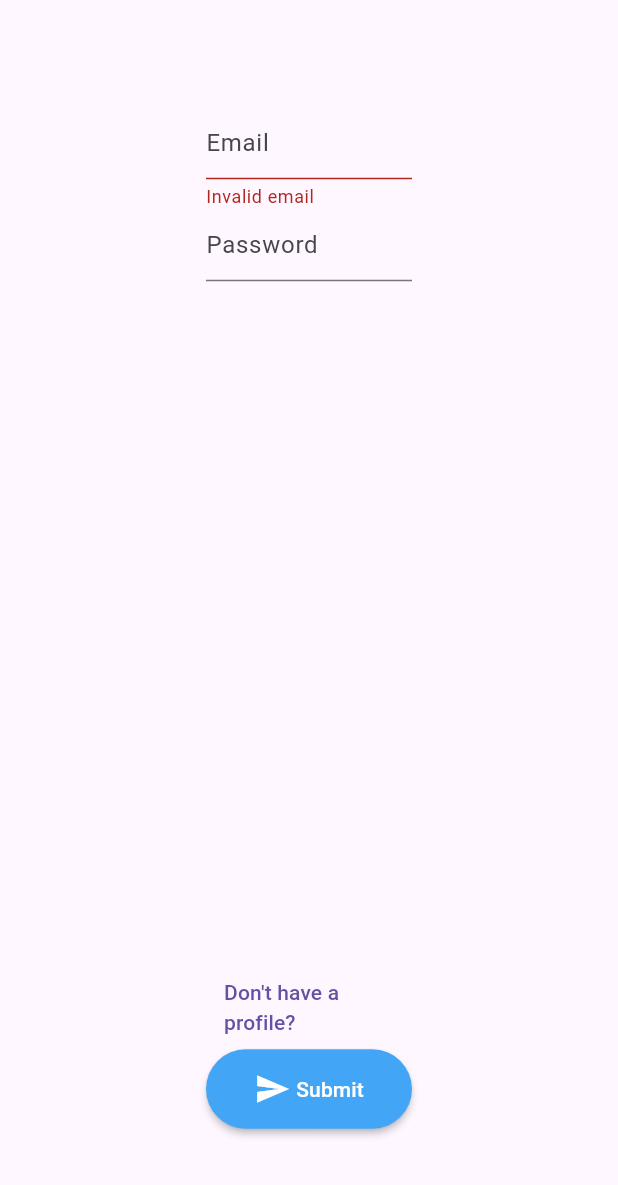
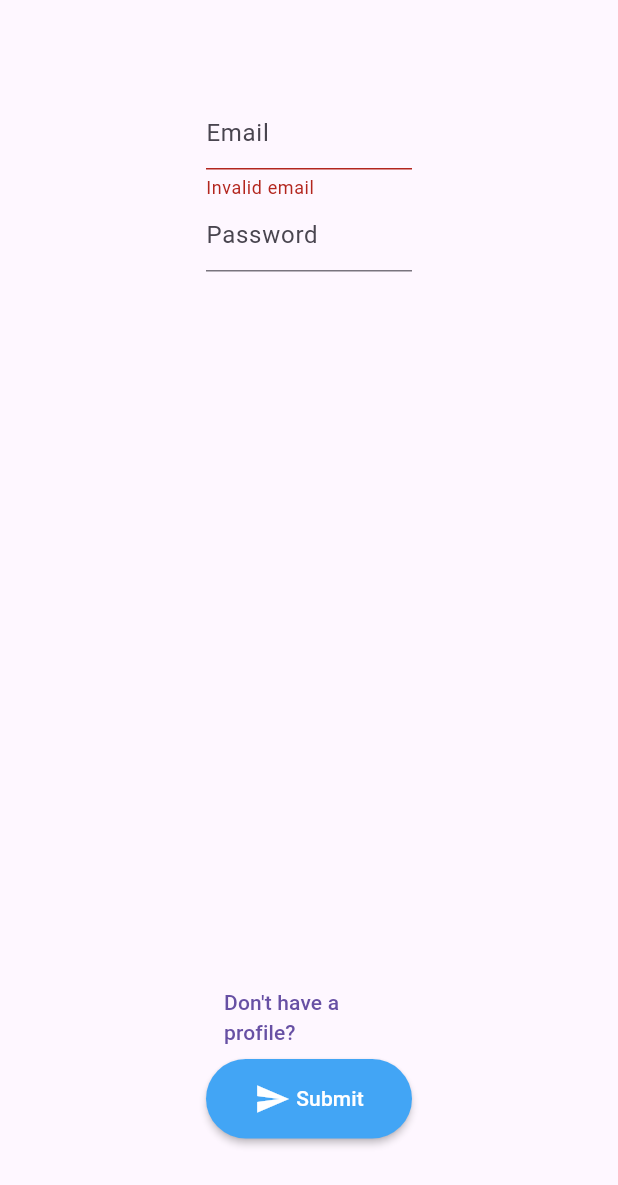
Before and after one commit to GetTeacherMechina/GetTeacherClient, a Flutter app: the screen it shows after launch, after a tap on "Already have a profile?", on a phone screen of 412 x 824 dp. Shown: the top 1185 px of the screen. Run offline on Flutter 3.47's test engine with Material 3 defaults, Android fonts, the phone set to English and light mode, and no system bars; drawn by our look-alikes of progress_state_button; our stand-ins replace email_validator; generated files the repository leaves out were written again; project files that could hold a hidden picture were left out.

Commit message:
Change flex of main screens

```diff
--- a/lib/views/login_screen/login_screen.dart
+++ b/lib/views/login_screen/login_screen.dart
@@ -40,7 +40,7 @@ class _LoginScreen extends State<LoginScreen> {
                       flex: 1,
                     ),
                     Expanded(
-                      flex: 6,
+                      flex: 8,
                       child: Column(
                         children: <Widget>[
                           TextFormField(
@@ -70,7 +70,7 @@ class _LoginScreen extends State<LoginScreen> {
                       ),
                     ),
                     const Spacer(
-                      flex: 2,
+                      flex: 1,
                     ),
                     TextButton(
                       child: const Text("Don't have a profile?"),
--- a/lib/views/register_screen/register_screen.dart
+++ b/lib/views/register_screen/register_screen.dart
@@ -1,6 +1,7 @@
 import "package:email_validator/email_validator.dart";
 import "package:flutter/material.dart";
 import "package:getteacher/common_widgets/submit_button.dart";
+import "package:getteacher/net/web_socket_json_listener.dart";
 import "package:getteacher/net/register/register.dart";
 import "package:getteacher/views/login_screen/login_screen.dart";
 import "package:getteacher/views/register_screen/register_model.dart";
@@ -25,6 +26,11 @@ class _RegisterScreenState extends State<RegisterScreen> {
       TextEditingController(text: model.fullName);
 
   @override
+  void initState() {
+    super.initState();
+  }
+
+  @override
   Widget build(final BuildContext context) => Scaffold(
         body: Form(
           key: _formKey,
@@ -42,7 +48,7 @@ class _RegisterScreenState extends State<RegisterScreen> {
                       flex: 1,
                     ),
                     Expanded(
-                      flex: 6,
+                      flex: 8,
                       child: Column(
                         children: <Widget>[
                           TextFormField(
@@ -115,7 +121,7 @@ class _RegisterScreenState extends State<RegisterScreen> {
                       ),
                     ),
                     const Spacer(
-                      flex: 2,
+                      flex: 1,
                     ),
                     TextButton(
                       child: const Text("Already have a profile?"),
```
